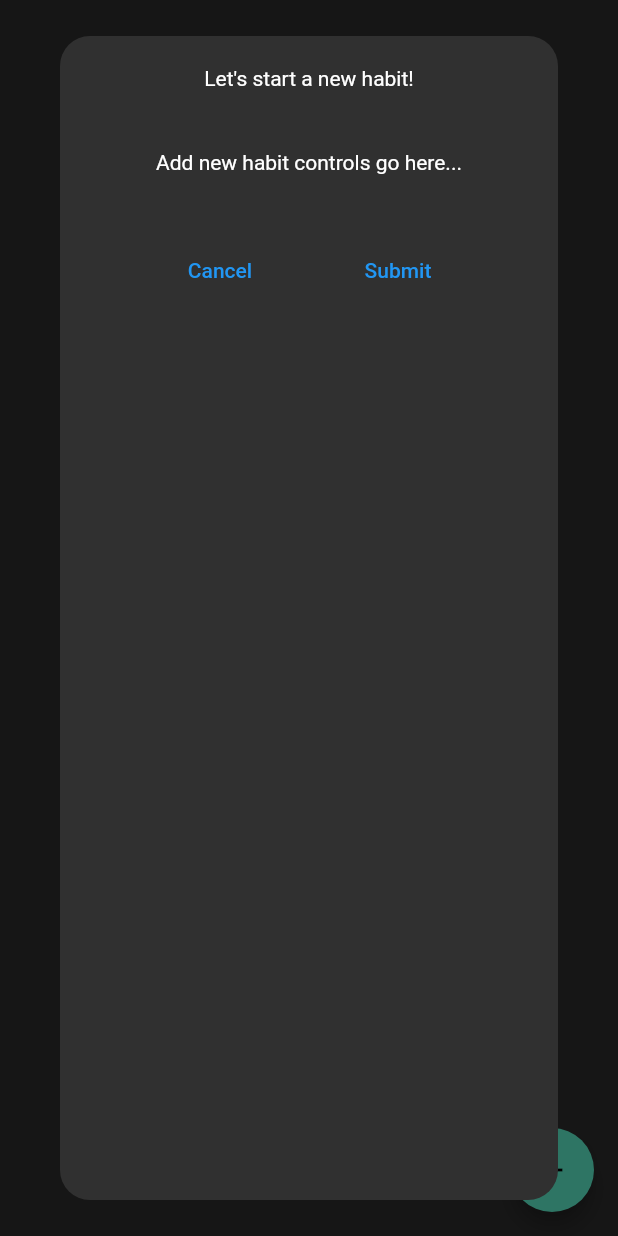
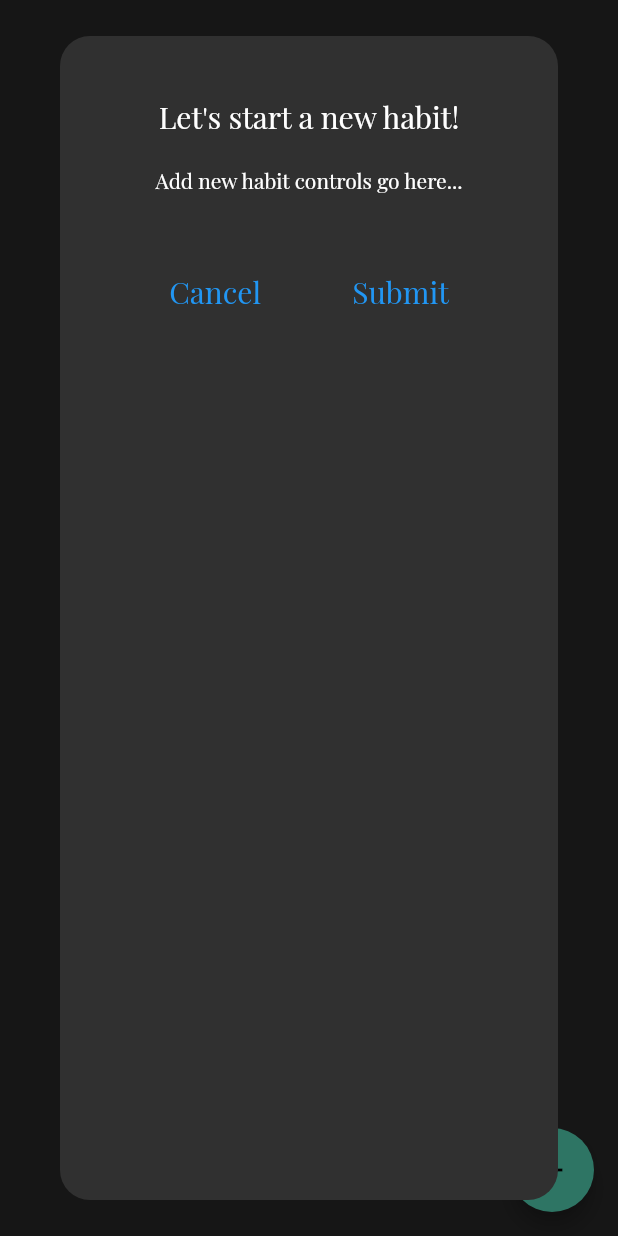
Before and after one commit to jebwatson/Intent, a Flutter app: the screen it shows after launch, after a tap on the "add" icon, on a phone screen of 412 x 824 dp. Run offline on Flutter 3.47's test engine with Material 2 defaults, Android fonts, the phone set to English and light mode, and no system bars; our stand-ins replace bloc, cloud_firestore, equatable, firebase_core, flutter_bloc; missing offline and left inert: date_time_format; accounts and stored records are empty; project files that could hold a hidden picture were left out.

Commit message:
Add fonts, create more widgets

```diff
--- a/lib/constants.dart
+++ b/lib/constants.dart
@@ -1,4 +1,5 @@
 import 'package:flutter/foundation.dart';
+import 'package:flutter/widgets.dart';
 
 // Release vs Debug
 bool get releaseMode => kReleaseMode;
@@ -6,3 +7,26 @@ bool get releaseMode => kReleaseMode;
 // View specifications
 double get defaultPadding => 20;
 double get defaultBorderRadius => 20;
+
+// Text styles
+TextStyle withDefaultTextStyle(
+    {double size = 14, FontStyle style = FontStyle.normal}) {
+  return TextStyle(fontSize: size, fontFamily: "Playfair", fontStyle: style);
+}
+
+TextStyle withHeaderTextStyle(
+    {double size = 20, FontStyle style = FontStyle.normal}) {
+  return TextStyle(fontSize: size, fontFamily: "Playfair", fontStyle: style);
+}
+
+TextStyle withButtonTextStyle({
+  double size = 20,
+  FontStyle style = FontStyle.normal,
+  FontWeight weight = FontWeight.w500,
+}) {
+  return TextStyle(
+      fontSize: size,
+      fontFamily: "Playfair",
+      fontStyle: style,
+      fontWeight: weight);
+}
--- a/lib/views/widgets/add_habit_dialog.dart
+++ b/lib/views/widgets/add_habit_dialog.dart
@@ -1,6 +1,7 @@
 import 'package:flutter/material.dart';
 import 'package:flutter/widgets.dart';
 import 'package:intent/constants.dart';
+import 'package:intent/views/widgets/submission_button.dart';
 
 class AddHabitDialog extends StatelessWidget {
   const AddHabitDialog({Key? key}) : super(key: key);
@@ -19,13 +20,19 @@ class AddHabitDialog extends StatelessWidget {
         children: [
           // Title area
           Container(
-            padding: EdgeInsets.all(defaultPadding),
-            child: Text("Let's start a new habit!"),
+            padding: EdgeInsets.only(top: defaultPadding + 20),
+            child: Text(
+              "Let's start a new habit!",
+              style: withHeaderTextStyle(),
+            ),
           ),
           // Content area
           Container(
             padding: EdgeInsets.all(defaultPadding),
-            child: Text("Add new habit controls go here..."),
+            child: Text(
+              "Add new habit controls go here...",
+              style: withDefaultTextStyle(),
+            ),
           ),
           // Button area
           Container(
@@ -33,22 +40,8 @@ class AddHabitDialog extends StatelessWidget {
             child: Row(
               mainAxisAlignment: MainAxisAlignment.spaceEvenly,
               children: [
-                TextButton(
-                  child: Text("Cancel"),
-                  onPressed: () {
-                    // Route back (or close dialog?)
-                    Navigator.pop(context);
-                  },
-                ),
-                TextButton(
-                  child: Text("Submit"),
-                  onPressed: () {
-                    // Perform validation?
-                    // Save habit if valid
-                    // Route back to habits (or close dialog?)
-                    Navigator.pop(context);
-                  },
-                ),
+                SubmissionButton("Cancel"),
+                SubmissionButton("Submit"),
               ],
             ),
           ),
--- /dev/null
+++ b/lib/views/widgets/submission_button.dart
@@ -0,0 +1,22 @@
+import 'package:flutter/material.dart';
+import 'package:intent/constants.dart';
+
+class SubmissionButton extends StatelessWidget {
+  final String text;
+
+  const SubmissionButton(this.text, {Key? key}) : super(key: key);
+
+  @override
+  Widget build(BuildContext context) {
+    return Container(
+      child: TextButton(
+          onPressed: () {
+            Navigator.of(context).pop();
+          },
+          child: Text(
+            text,
+            style: withButtonTextStyle(),
+          )),
+    );
+  }
+}
```
Also changed, not shown: pubspec.yaml (+9 -0 lines), fonts/PlayfairDisplay-Black.ttf (added), fonts/PlayfairDisplay-BlackItalic.ttf (added), fonts/PlayfairDisplay-Bold.ttf (added), fonts/PlayfairDisplay-BoldItalic.ttf (added), fonts/PlayfairDisplay-ExtraBold.ttf (added), fonts/PlayfairDisplay-ExtraBoldItalic.ttf (added), fonts/PlayfairDisplay-Italic-VariableFont_wght.ttf (added), fonts/PlayfairDisplay-Italic.ttf (added), fonts/PlayfairDisplay-Medium.ttf (added), fonts/PlayfairDisplay-MediumItalic.ttf (added), fonts/PlayfairDisplay-Regular.ttf (added), fonts/PlayfairDisplay-SemiBold.ttf (added), fonts/PlayfairDisplay-SemiBoldItalic.ttf (added), 1 more files.
